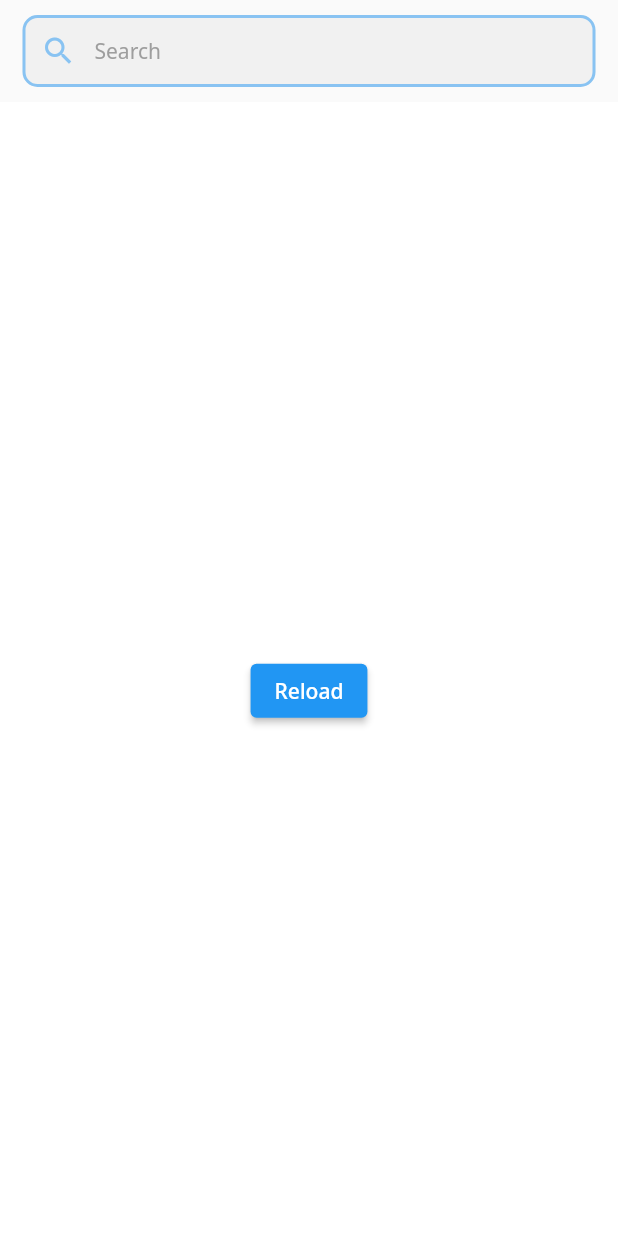
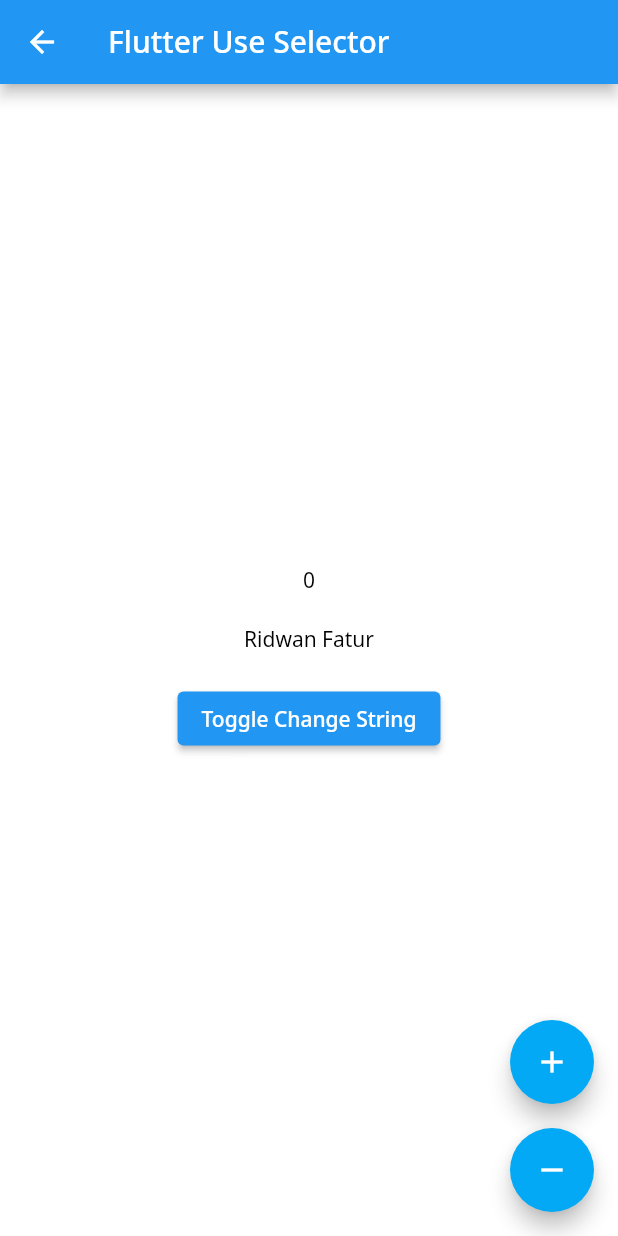
Before and after one commit to ridwanFatur/Flutter-App-Clean-Architecture, a Flutter app: the screen it shows after launch, on a phone screen of 412 x 824 dp. Run offline on Flutter 3.47's test engine with Material 2 defaults, Android fonts, the phone set to English and light mode, and no system bars; our stand-ins replace dartz, dio, equatable, get_it, google_fonts, rxdart.

Commit message:
Add RxDart

```diff
--- a/lib/core/dio_interceptor.dart
+++ b/lib/core/dio_interceptor.dart
@@ -8,6 +8,8 @@ class DioInterceptors extends InterceptorsWrapper {
   @override
   void onRequest(RequestOptions options, RequestInterceptorHandler handler) {
     print("onRequest Dio");
+    print(options.path);
+
     if (options.headers.containsKey('requiresApiKey')) {
       options.queryParameters["api_key"] = Urls.kApiKey;
     }
--- a/lib/core/routes.dart
+++ b/lib/core/routes.dart
@@ -1,25 +1,56 @@
 import 'package:flutter/material.dart';
 import 'package:flutter_clean_architecture/feature/movie_list/movie_list_notifier.dart';
 import 'package:flutter_clean_architecture/feature/movie_list/movie_list_page.dart';
+import 'package:flutter_clean_architecture/feature/rxdart_screen/counter_bloc_notifier.dart';
+import 'package:flutter_clean_architecture/feature/rxdart_screen/rx_dart_screen.dart';
+import 'package:flutter_clean_architecture/feature/use_selector_screen/simple_notifier.dart';
+import 'package:flutter_clean_architecture/feature/use_selector_screen/use_selector_screen.dart';
 import 'package:provider/provider.dart';
 import 'package:flutter_clean_architecture/injection.dart' as di;
 
 class AppRouter {
   Route onGenerateRoute(RouteSettings settings) {
     switch (settings.name) {
-      case "/":
+      case "/use_selector":
+        return MaterialPageRoute(
+          builder: (context) {
+            // return const UseSelectorScreen();
+            return MultiProvider(
+              providers: [
+                ChangeNotifierProvider<SimpleNotifier>(
+                  create: (context) => di.locator<SimpleNotifier>(),
+                ),
+              ],
+              child: const UseSelectorScreen(),
+            );
+          },
+        );
+      case "/rx_dart":
         return MaterialPageRoute(
           builder: (context) {
             return MultiProvider(
               providers: [
-                ChangeNotifierProvider<MovieListNotifier>(
-                  create: (context) => di.locator<MovieListNotifier>(),
+                ChangeNotifierProvider<CounterBlocNotifier>(
+                  create: (context) => di.locator<CounterBlocNotifier>(),
                 ),
               ],
-              child: const MovieListPage(),
+              child: const RxDartScreen(),
             );
           },
         );
+      // case "/":
+      //   return MaterialPageRoute(
+      //     builder: (context) {
+      //       return MultiProvider(
+      //         providers: [
+      //           ChangeNotifierProvider<MovieListNotifier>(
+      //             create: (context) => di.locator<MovieListNotifier>(),
+      //           ),
+      //         ],
+      //         child: const MovieListPage(),
+      //       );
+      //     },
+      //   );
       default:
         return MaterialPageRoute(builder: ((context) => Container()));
     }
--- /dev/null
+++ b/lib/feature/rxdart_screen/counter_bloc_notifier.dart
@@ -0,0 +1,59 @@
+import 'package:flutter/material.dart';
+import 'package:rxdart/rxdart.dart';
+
+class MyNameEntity {
+  final String firstName;
+  final String lastName;
+  MyNameEntity({
+    required this.firstName,
+    required this.lastName,
+  });
+
+  MyNameEntity copy() {
+    return MyNameEntity(
+      firstName: firstName,
+      lastName: lastName,
+    );
+  }
+}
+
+class CounterBlocNotifier extends ChangeNotifier {
+  int initialCount = 0;
+  late MyNameEntity myNameEntity;
+  late BehaviorSubject<int> _subjectCounter;
+  late BehaviorSubject<MyNameEntity> _subjectMyName;
+
+  CounterBlocNotifier() {
+    _subjectCounter = BehaviorSubject<int>.seeded(initialCount);
+    myNameEntity = MyNameEntity(firstName: "Ridwan", lastName: "Fatur");
+    _subjectMyName = BehaviorSubject<MyNameEntity>.seeded(myNameEntity);
+  }
+
+  Stream<int> get counterObservable {
+    return _subjectCounter.stream;
+  }
+
+  Stream<MyNameEntity> get myNameObservable {
+    return _subjectMyName.stream;
+  }
+
+  void changeName() {
+    if (myNameEntity.firstName == "Ridwan") {
+      myNameEntity = MyNameEntity(firstName: "Nadya", lastName: "Putri");
+    } else {
+      myNameEntity = MyNameEntity(firstName: "Ridwan", lastName: "Fatur");
+    }
+
+    _subjectMyName.sink.add(myNameEntity);
+  }
+
+  void increment() {
+    initialCount++;
+    _subjectCounter.sink.add(initialCount);
+  }
+
+  void decrement() {
+    initialCount--;
+    _subjectCounter.sink.add(initialCount);
+  }
+}
--- /dev/null
+++ b/lib/feature/use_selector_screen/simple_notifier.dart
@@ -0,0 +1,41 @@
+import 'package:flutter/material.dart';
+
+class MyNameEntity {
+  final String firstName;
+  final String lastName;
+  MyNameEntity({
+    required this.firstName,
+    required this.lastName,
+  });
+
+  MyNameEntity copy() {
+    return MyNameEntity(
+      firstName: firstName,
+      lastName: lastName,
+    );
+  }
+}
+
+class SimpleNotifier extends ChangeNotifier {
+  int count = 0;
+  MyNameEntity myNameEntity = MyNameEntity(firstName: "Ridwan", lastName: "Fatur");
+
+  void changeName() {
+    if (myNameEntity.firstName == "Ridwan") {
+      myNameEntity = MyNameEntity(firstName: "Nadya", lastName: "Putri");
+    } else {
+      myNameEntity = MyNameEntity(firstName: "Ridwan", lastName: "Fatur");
+    }
+    notifyListeners();
+  }
+
+  void increment(){
+    count ++;
+    notifyListeners();
+  }
+
+  void decrement(){
+    count --;
+    notifyListeners();
+  }
+}
--- /dev/null
+++ b/lib/feature/use_selector_screen/use_selector_screen.dart
@@ -0,0 +1,75 @@
+import 'package:flutter/material.dart';
+import 'package:flutter_clean_architecture/feature/use_selector_screen/simple_notifier.dart';
+import 'package:provider/provider.dart';
+
+class UseSelectorScreen extends StatelessWidget {
+  const UseSelectorScreen({Key? key}) : super(key: key);
+
+  @override
+  Widget build(BuildContext context) {
+    print("Build");
+
+    return Scaffold(
+      appBar: AppBar(
+        title: const Text("Flutter Use Selector"),
+      ),
+      body: SafeArea(
+        child: Center(
+          child: Column(
+            mainAxisAlignment: MainAxisAlignment.center,
+            children: [
+              Selector<SimpleNotifier, int>(
+                selector: (context, notifier) => notifier.count,
+                builder: (context, count, _) {
+                  print("Build Count");
+                  return Text(
+                    "$count",
+                  );
+                },
+              ),
+              const SizedBox(height: 20),
+              Selector<SimpleNotifier, String>(
+                selector: (context, notifier) {
+                  return "${notifier.myNameEntity.firstName} ${notifier.myNameEntity.lastName}";
+                },
+                builder: (context, name, _) {
+                  print("Build MyNameEntity");
+                  return Text(
+                    name,
+                  );
+                },
+              ),
+              const SizedBox(height: 20),
+              ElevatedButton(
+                onPressed: () {
+                  context.read<SimpleNotifier>().changeName();
+                },
+                child: const Text("Toggle Change String"),
+              ),
+            ],
+          ),
+        ),
+      ),
+      floatingActionButton: Column(
+        mainAxisAlignment: MainAxisAlignment.end,
+        children: <Widget>[
+          FloatingActionButton(
+            child: const Icon(Icons.add),
+            onPressed: () {
+              context.read<SimpleNotifier>().increment();
+            },
+          ),
+          const SizedBox(
+            height: 16.0,
+          ),
+          FloatingActionButton(
+            child: const Icon(Icons.remove),
+            onPressed: () {
+              context.read<SimpleNotifier>().decrement();
+            },
+          ),
+        ],
+      ),
+    );
+  }
+}
--- a/lib/injection.dart
+++ b/lib/injection.dart
@@ -5,6 +5,8 @@ import 'package:flutter_clean_architecture/data/repositories/movies_repository_i
 import 'package:flutter_clean_architecture/domain/repositories/movies_repository.dart';
 import 'package:flutter_clean_architecture/domain/usecases/get_search_movie_list.dart';
 import 'package:flutter_clean_architecture/feature/movie_list/movie_list_notifier.dart';
+import 'package:flutter_clean_architecture/feature/rxdart_screen/counter_bloc_notifier.dart';
+import 'package:flutter_clean_architecture/feature/use_selector_screen/simple_notifier.dart';
 import 'package:http/http.dart' as http;
 import 'package:get_it/get_it.dart';
 
@@ -13,6 +15,8 @@ final locator = GetIt.instance;
 void init() {
   // notifier
   locator.registerFactory(() => MovieListNotifier(locator()));
+  locator.registerFactory(() => CounterBlocNotifier());
+  locator.registerFactory(() => SimpleNotifier());
 
   // usecase
   locator.registerLazySingleton(() => GetSearchMovieList(locator()));
--- a/lib/main.dart
+++ b/lib/main.dart
@@ -37,7 +37,7 @@ class MyApp extends StatelessWidget {
         scaffoldBackgroundColor: const Color(0xff25262E),
         textTheme: kTextThemeDark,
       ),
-      initialRoute: "/",
+      initialRoute: "/use_selector",
       onGenerateRoute: _router.onGenerateRoute,
     );
   }
--- a/pubspec.yaml
+++ b/pubspec.yaml
@@ -21,7 +21,7 @@ dependencies:
   google_fonts: ^2.1.0
   shimmer: ^2.0.0
   intl: ^0.17.0
-  tuple: ^2.0.0
+  # tuple: ^2.0.0
   provider: ^6.0.2
   dio: ^4.0.6
   http_mock_adapter: ^0.3.1
```
Also changed, not shown: lib/feature/rxdart_screen/counter_bloc.dart (added, +28 -0 lines), lib/feature/rxdart_screen/rx_dart_screen.dart (added, +79 -0 lines), pubspec.lock.
